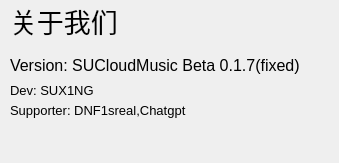
Qt form about1.ui (SUDG01/QT-SUCloudMusic) before a commit.
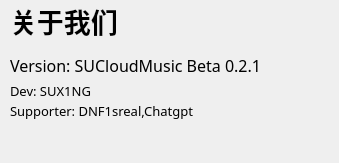
The same form after that commit. Icons and pictures are not drawn.

Patch:
```diff
--- a/about1.ui
+++ b/about1.ui
@@ -28,7 +28,9 @@
    </property>
    <property name="font">
     <font>
+     <family>微软雅黑</family>
      <pointsize>20</pointsize>
+     <bold>true</bold>
     </font>
    </property>
    <property name="text">
@@ -46,11 +48,12 @@
    </property>
    <property name="font">
     <font>
+     <family>微软雅黑</family>
      <pointsize>12</pointsize>
     </font>
    </property>
    <property name="text">
-    <string>Version: SUCloudMusic Beta 0.1.7(fixed)</string>
+    <string>Version: SUCloudMusic Beta 0.2.1</string>
    </property>
   </widget>
   <widget class="QLabel" name="label_3">
@@ -64,6 +67,7 @@
    </property>
    <property name="font">
     <font>
+     <family>微软雅黑</family>
      <pointsize>10</pointsize>
     </font>
    </property>
@@ -82,6 +86,7 @@
    </property>
    <property name="font">
     <font>
+     <family>微软雅黑</family>
      <pointsize>10</pointsize>
     </font>
    </property>
```
